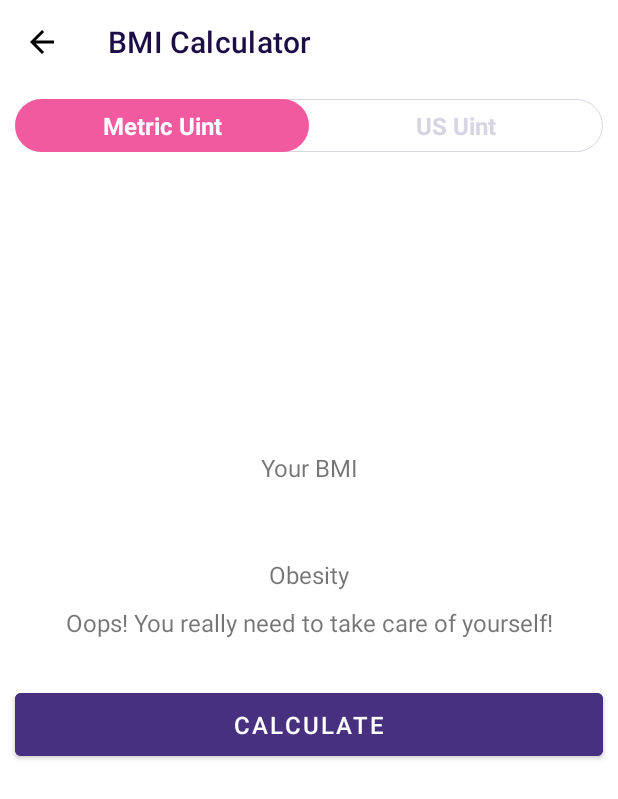
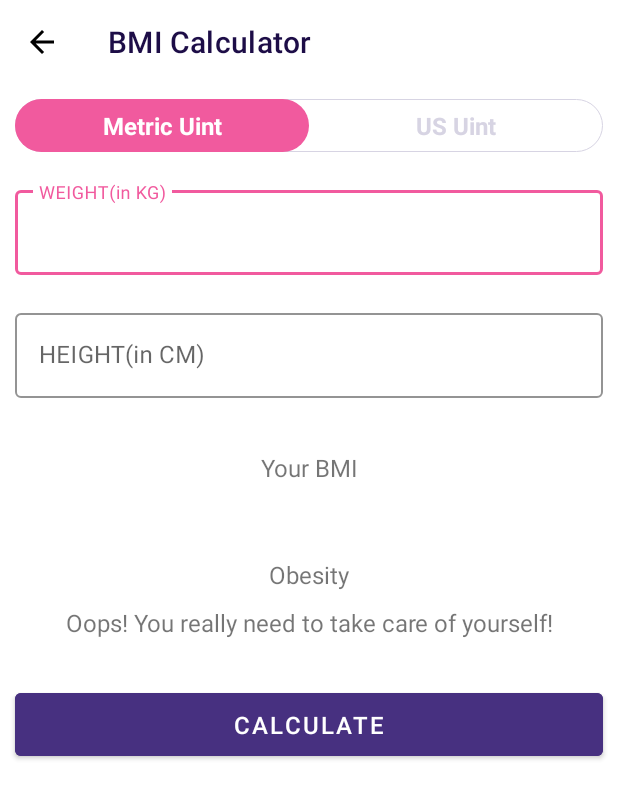
Before and after one commit to clamp1981/MySevenMinWorkOut, an Android app: the BMICalculatorActivity screen opened directly, with no data from a screen before it, after a tap on "CALCULATE", on a phone screen of 412 x 824 dp. Shown: the top 799 px of the screen. Run offline under Robolectric (Android 15) with nearby library versions, the phone set to English and light mode, and no system bars; 4 statements that could not run were skipped.

```diff
--- a/app/src/main/java/com/example/mysevenminworkout/BMICalculatorActivity.kt
+++ b/app/src/main/java/com/example/mysevenminworkout/BMICalculatorActivity.kt
@@ -24,25 +24,80 @@ class BMICalculatorActivity : AppCompatActivity() {
             supportActionBar?.setTitle(R.string.bmi_toolbar_title_name)
             supportActionBar?.setDisplayHomeAsUpEnabled(true)
         }
+
+
+        displayMetricBIM()
+
         binding?.toolbarBMICalculator?.setNavigationOnClickListener {
             onBackPressed()
         }
 
+
         binding?.tvBMILabel?.text = "Your BMI"
 
+        binding?.rgUnits?.setOnCheckedChangeListener { _, checkedId : Int ->
+            if( checkedId == R.id.rbMetricUnit ) {
+                displayMetricBIM()
+            }else{
+                displayUSBIM()
+            }
+
+        }
+
         binding?.btnCalculate?.setOnClickListener{
-            if( !validateMetricUnity() )
+            if( !validateBMIUnity() )
                 Toast.makeText(this@BMICalculatorActivity,
                     "Input the Weight and Height values!.", Toast.LENGTH_SHORT).show()
 
             //자신의 몸무게를 키의 제곱으로 나누는 것
+            //val weight = binding?.etBMIWeight?.text.toString().toFloat()
+            //val height = binding?.etBMIHeight?.text.toString().toFloat() / 100
+
+            //val bmi = weight / ( height * height )
+            displayBMIResult( calculateBMI() )
+        }
+
+    }
+    private fun calculateBMI() : Float {
+        var bmi : Float = 0.0f
+        if( binding?.rbMetricUnit?.isChecked == true ){
             val weight = binding?.etBMIWeight?.text.toString().toFloat()
             val height = binding?.etBMIHeight?.text.toString().toFloat() / 100
 
-            val bmi = weight / ( height * height )
-            displayBMIResult( bmi )
+            bmi = weight / ( height * height )
+
+        }else{
+            var feetTocm = binding?.etBMIUSHeightFeet?.text.toString().toFloat() * 30.48f
+            var inchTocm = binding?.etBMIUSHeightInch?.text.toString().toFloat() * 2.54f
+            val weight = binding?.etBMIUSWeight?.text.toString().toFloat() * 0.45359237f
+            val height = (feetTocm +inchTocm)  / 100
+            bmi = weight / ( height * height )
         }
 
+        return bmi
+    }
+
+    private fun displayMetricBIM(){
+        initBMIData()
+        binding?.rlMetricUnit?.visibility = View.VISIBLE
+        binding?.rlUSUnit?.visibility = View.INVISIBLE
+
+    }
+
+    private fun displayUSBIM(){
+        initBMIData()
+        binding?.rlMetricUnit?.visibility = View.INVISIBLE
+        binding?.rlUSUnit?.visibility = View.VISIBLE
+
+    }
+
+    private fun initBMIData(){
+        binding?.etBMIWeight?.setText("")
+        binding?.etBMIHeight?.setText("")
+        binding?.etBMIUSWeight?.setText("")
+        binding?.etBMIUSHeightInch?.setText("")
+        binding?.etBMIUSHeightFeet?.setText("")
+        binding?.rlBMIResult?.visibility = View.INVISIBLE
     }
 
     private fun displayBMIResult(  bmi : Float ){
@@ -76,12 +131,23 @@ class BMICalculatorActivity : AppCompatActivity() {
 
     }
 
-    private fun validateMetricUnity() : Boolean {
+    private fun validateBMIUnity() : Boolean {
         var isValidate = true
 
-        if( binding?.etBMIWeight?.text.toString().isEmpty()
-            || binding?.etBMIHeight?.text.toString().isEmpty() )
+        if( binding?.rbMetricUnit?.isChecked == true ){
+            if( binding?.etBMIWeight?.text.toString().isEmpty()
+                || binding?.etBMIHeight?.text.toString().isEmpty() )
                 isValidate = false
+        }
+
+        else{
+            if( binding?.etBMIUSWeight?.text.toString().isEmpty()
+                || binding?.etBMIUSHeightFeet?.text.toString().isEmpty()
+                || binding?.etBMIUSHeightInch?.text.toString().isEmpty())
+                isValidate = false
+        }
+
+
 
         return  isValidate
     }
```
